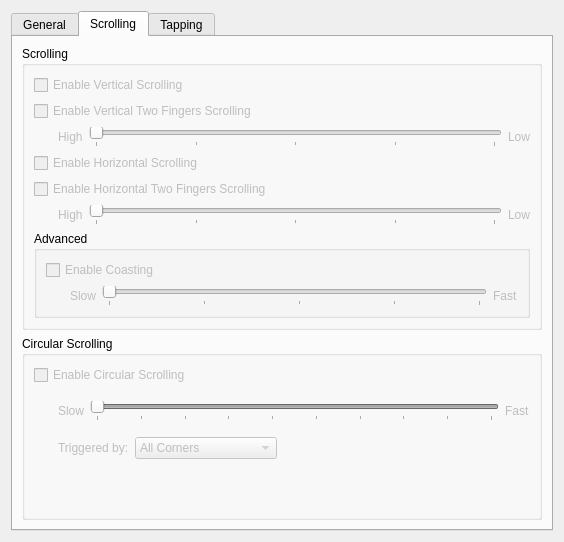
This is kcmtouchpadwidget.ui in mishaaq/kcm_touchpad as Qt 5 draws it before an edit. The edited form follows.
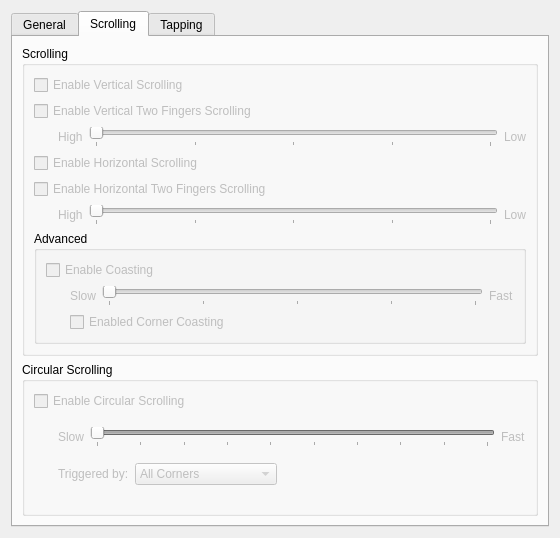
This is the edited form. The open tabs and pages were chosen to show the change. Custom widgets are drawn as their Qt base class.

Commit message: * fix initializing of boolean properties (patch by Andrey Borzenkov) * fix storing CoastingSpeed configuration (patch by Andrey Borzenkov) * fix tooltip for "Enable Coasting" * add "Corner Coasting" option

The edit to the form file:
```diff
--- a/kcmtouchpadwidget.ui
+++ b/kcmtouchpadwidget.ui
@@ -7,8 +7,8 @@
    <rect>
     <x>0</x>
     <y>0</y>
-    <width>564</width>
-    <height>542</height>
+    <width>560</width>
+    <height>538</height>
    </rect>
   </property>
   <property name="sizePolicy">
@@ -411,7 +411,7 @@
                </property>
               </widget>
              </item>
-             <item row="3" column="1">
+             <item row="3" column="1" rowspan="2">
               <spacer name="horizontalSpacer_9">
                <property name="orientation">
                 <enum>Qt::Horizontal</enum>
@@ -475,6 +475,19 @@
                </property>
               </widget>
              </item>
+             <item row="4" column="2" colspan="2">
+              <widget class="QCheckBox" name="ScrollCoastingCornerEnableCB">
+               <property name="enabled">
+                <bool>false</bool>
+               </property>
+               <property name="toolTip">
+                <string>Enable edge scrolling to continue while the finger stays in an edge corner.</string>
+               </property>
+               <property name="text">
+                <string>Enabled Corner Coasting</string>
+               </property>
+              </widget>
+             </item>
             </layout>
            </widget>
           </item>
```
Left out of the diff: 2 changed lines with no effect on the pictures. The commit also changes 2 other files.
